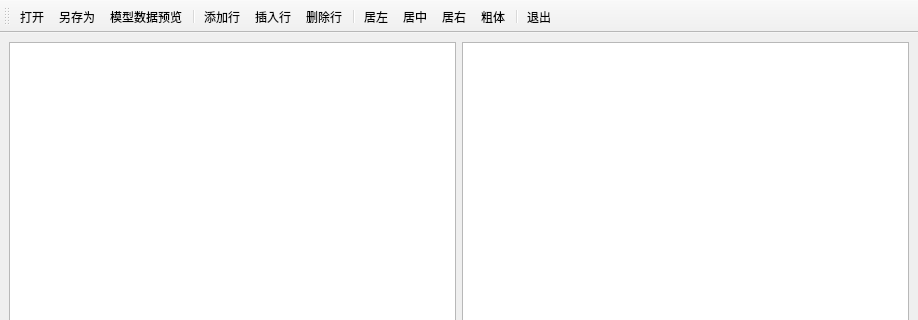
Qt form mainwindow.ui (13506525537/ModelViewSystem) before a commit; both pictures show x 0 to 918 and y 0 to 320 of the 918 by 483 pixel window.
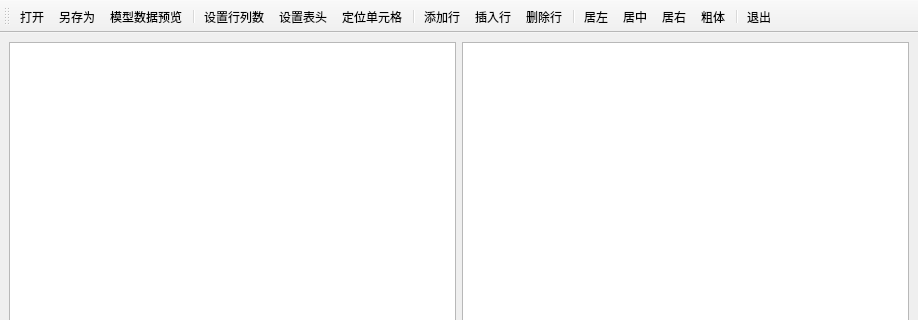
The same form after that commit. Icons and pictures are not drawn.

Commit message: 增加行列设置，  增加定位功能，  增加表头修改功能

```diff
--- a/mainwindow.ui
+++ b/mainwindow.ui
@@ -48,6 +48,10 @@
    <addaction name="actionSave"/>
    <addaction name="actionModelToView"/>
    <addaction name="separator"/>
+   <addaction name="actionSetRowColum"/>
+   <addaction name="actionHeader"/>
+   <addaction name="actionLoacte"/>
+   <addaction name="separator"/>
    <addaction name="actionNew"/>
    <addaction name="actionInsert"/>
    <addaction name="actionDel"/>
@@ -182,6 +186,33 @@
     <string>Esc</string>
    </property>
   </action>
+  <action name="actionSetRowColum">
+   <property name="icon">
+    <iconset resource="resource.qrc">
+     <normaloff>:/Image/actionRowColum.png</normaloff>:/Image/actionRowColum.png</iconset>
+   </property>
+   <property name="text">
+    <string>设置行列数</string>
+   </property>
+  </action>
+  <action name="actionHeader">
+   <property name="icon">
+    <iconset resource="resource.qrc">
+     <normaloff>:/Image/actionHeader.png</normaloff>:/Image/actionHeader.png</iconset>
+   </property>
+   <property name="text">
+    <string>设置表头</string>
+   </property>
+  </action>
+  <action name="actionLoacte">
+   <property name="icon">
+    <iconset resource="resource.qrc">
+     <normaloff>:/Image/actionLocal.png</normaloff>:/Image/actionLocal.png</iconset>
+   </property>
+   <property name="text">
+    <string>定位单元格</string>
+   </property>
+  </action>
  </widget>
  <resources>
   <include location="resource.qrc"/>
```
The commit also changes 16 other files.
